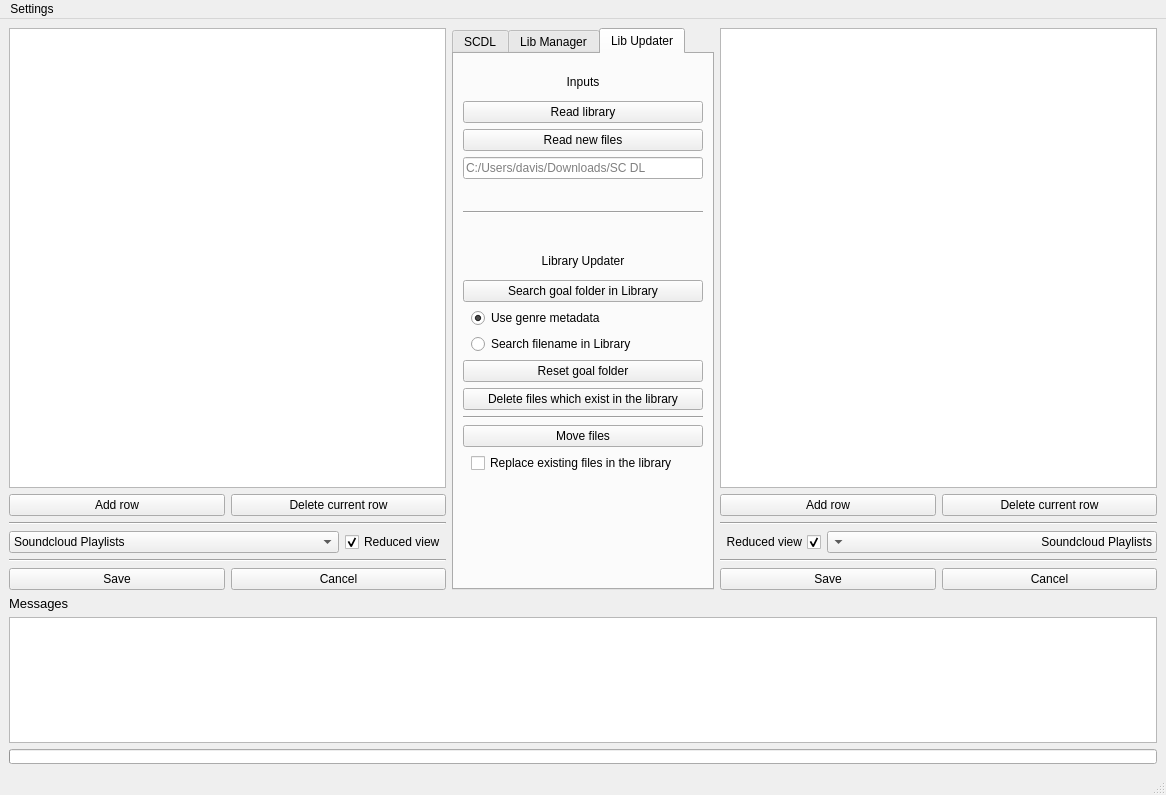
Old version of the form _02_GUI/_03_UI/00_Draft/Main.ui in the repository DST-DEV/SCDL.
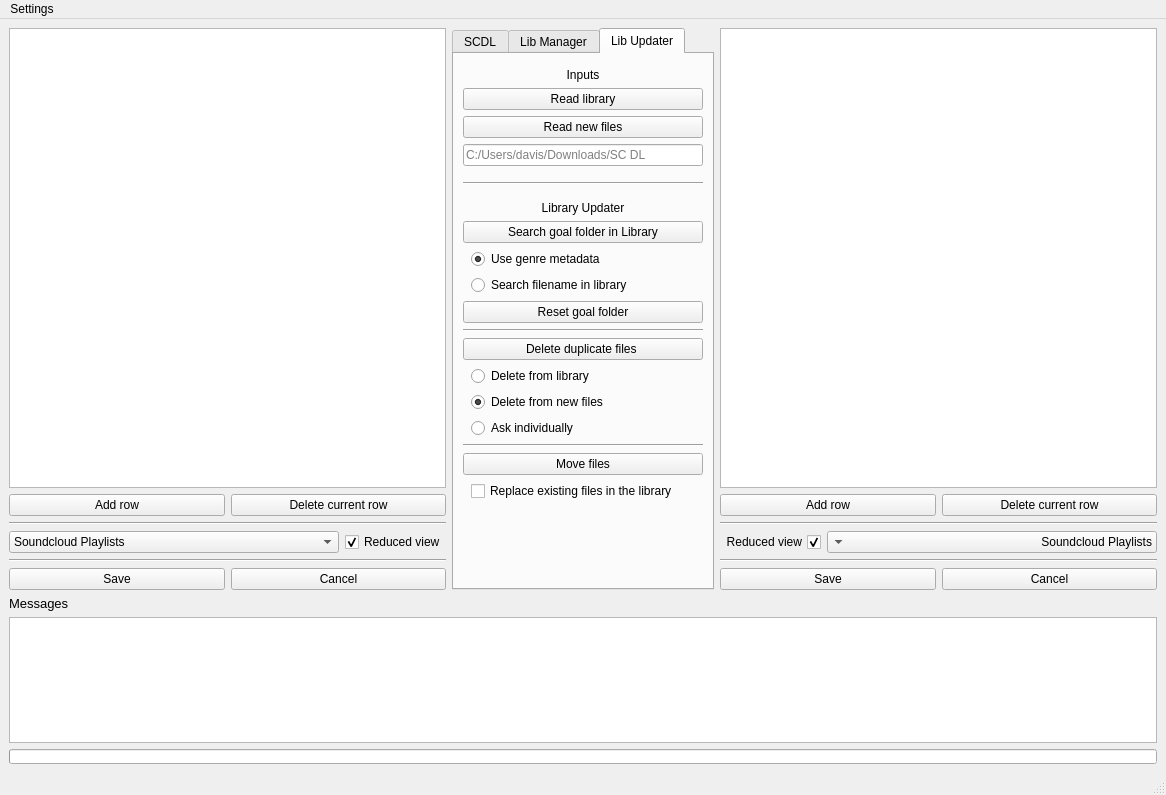
New version of the form.

Commit message: Improved "Delete doubles" functionality (added messagebox, made it chooseable where files are deleted) & extended functionalities of the LibraryManager Messagebox

```diff
--- a/_02_GUI/_03_UI/00_Draft/Main.ui
+++ b/_02_GUI/_03_UI/00_Draft/Main.ui
@@ -1306,56 +1306,7 @@
          </attribute>
          <layout class="QVBoxLayout" name="verticalLayout">
           <item>
-           <layout class="QGridLayout" name="gLayout_LibUp" rowstretch="0,1,10,10,10,1,1,1,1,10,3,10,10,1,0,0,10,2,4">
-            <item row="4" column="0">
-             <widget class="QLineEdit" name="lineEdit_nf_dir_2">
-              <property name="toolTip">
-               <string>Folder path of the new files folder to temporarily overwrite the file path specified in the settings</string>
-              </property>
-              <property name="placeholderText">
-               <string>C:/Users/davis/Downloads/SC DL</string>
-              </property>
-             </widget>
-            </item>
-            <item row="5" column="0">
-             <spacer name="verticalSpacer_libup_2">
-              <property name="orientation">
-               <enum>Qt::Vertical</enum>
-              </property>
-              <property name="sizeHint" stdset="0">
-               <size>
-                <width>20</width>
-                <height>40</height>
-               </size>
-              </property>
-             </spacer>
-            </item>
-            <item row="18" column="0">
-             <spacer name="verticalSpacer_libup_4">
-              <property name="orientation">
-               <enum>Qt::Vertical</enum>
-              </property>
-              <property name="sizeType">
-               <enum>QSizePolicy::MinimumExpanding</enum>
-              </property>
-              <property name="sizeHint" stdset="0">
-               <size>
-                <width>20</width>
-                <height>5</height>
-               </size>
-              </property>
-             </spacer>
-            </item>
-            <item row="1" column="0">
-             <widget class="QLabel" name="lbl_read_dirs_2">
-              <property name="text">
-               <string>Inputs</string>
-              </property>
-              <property name="alignment">
-               <set>Qt::AlignCenter</set>
-              </property>
-             </widget>
-            </item>
+           <layout class="QGridLayout" name="gLayout_LibUp" rowstretch="0,0,0,0,0,0,0,0,0,0,0,0,0,0,0,0,0,0,0,0,0">
             <item row="11" column="0">
              <widget class="QPushButton" name="btn_reset_goalfld">
               <property name="toolTip">
@@ -1366,6 +1317,42 @@
               </property>
              </widget>
             </item>
+            <item row="1" column="0">
+             <widget class="QLabel" name="lbl_read_dirs_2">
+              <property name="text">
+               <string>Inputs</string>
+              </property>
+              <property name="alignment">
+               <set>Qt::AlignCenter</set>
+              </property>
+             </widget>
+            </item>
+            <item row="5" column="0">
+             <spacer name="verticalSpacer_libup_2">
+              <property name="orientation">
+               <enum>Qt::Vertical</enum>
+              </property>
+              <property name="sizeType">
+               <enum>QSizePolicy::Fixed</enum>
+              </property>
+              <property name="sizeHint" stdset="0">
+               <size>
+                <width>20</width>
+                <height>10</height>
+               </size>
+              </property>
+             </spacer>
+            </item>
+            <item row="18" column="0">
+             <widget class="QPushButton" name="btn_move_files">
+              <property name="toolTip">
+               <string>&lt;html&gt;&lt;head/&gt;&lt;body&gt;&lt;p&gt;Move the new files to the determined destination location.&lt;/p&gt;&lt;p&gt;&lt;span style=&quot; font-style:italic;&quot;&gt;Note&lt;/span&gt;: For safety, files in the library are only replaced if the checkbox below is ticked on&lt;/p&gt;&lt;/body&gt;&lt;/html&gt;</string>
+              </property>
+              <property name="text">
+               <string>Move files</string>
+              </property>
+             </widget>
+            </item>
             <item row="3" column="0">
              <widget class="QPushButton" name="btn_read_nf_2">
               <property name="toolTip">
@@ -1376,26 +1363,13 @@
               </property>
              </widget>
             </item>
-            <item row="7" column="0">
-             <spacer name="verticalSpacer_libup_3">
-              <property name="orientation">
-               <enum>Qt::Vertical</enum>
-              </property>
-              <property name="sizeHint" stdset="0">
-               <size>
-                <width>20</width>
-                <height>40</height>
-               </size>
-              </property>
-             </spacer>
-            </item>
-            <item row="9" column="0">
-             <widget class="QPushButton" name="btn_goalfld_search">
+            <item row="4" column="0">
+             <widget class="QLineEdit" name="lineEdit_nf_dir_2">
               <property name="toolTip">
                <string>&lt;html&gt;&lt;head/&gt;&lt;body&gt;&lt;p&gt;Search the destination location of the new files in the track library based on the mode selected below.&lt;/p&gt;&lt;p&gt;This feature only finds the location the files should go. It &lt;span style=&quot; font-weight:700;&quot;&gt;does not &lt;/span&gt;move the files. The user has the option to modifiy the found destination location in the new files table.&lt;/p&gt;&lt;/body&gt;&lt;/html&gt;</string>
               </property>
-              <property name="text">
-               <string>Search goal folder in Library</string>
+              <property name="placeholderText">
+               <string>C:/Users/davis/Downloads/SC DL</string>
               </property>
              </widget>
             </item>
@@ -1405,6 +1379,22 @@
                <enum>Qt::Vertical</enum>
               </property>
               <property name="sizeType">
+               <enum>QSizePolicy::Fixed</enum>
+              </property>
+              <property name="sizeHint" stdset="0">
+               <size>
+                <width>20</width>
+                <height>5</height>
+               </size>
+              </property>
+             </spacer>
+            </item>
+            <item row="20" column="0">
+             <spacer name="verticalSpacer_libup_4">
+              <property name="orientation">
+               <enum>Qt::Vertical</enum>
+              </property>
+              <property name="sizeType">
                <enum>QSizePolicy::MinimumExpanding</enum>
               </property>
               <property name="sizeHint" stdset="0">
@@ -1415,7 +1405,27 @@
               </property>
              </spacer>
             </item>
-            <item row="17" column="0">
+            <item row="13" column="0">
+             <widget class="QPushButton" name="btn_del_ex_files">
+              <property name="toolTip">
+               <string>&lt;html&gt;&lt;head/&gt;&lt;body&gt;&lt;p&gt;Deletes files in the library which are also in the new files. &lt;/p&gt;&lt;p&gt;&lt;span style=&quot; font-style:italic;&quot;&gt;Note:&lt;/span&gt; This feature requires the &amp;quot;Search filename in Library&amp;quot; mode to be used for the determination of the destination location.&lt;/p&gt;&lt;p&gt;The purpose of this feature is to delete tracks that might exist in a different genre than the current new files are planned to be sorted into.&lt;/p&gt;&lt;/body&gt;&lt;/html&gt;</string>
+              </property>
+              <property name="text">
+               <string>Delete duplicate files </string>
+              </property>
+             </widget>
+            </item>
+            <item row="8" column="0">
+             <widget class="QLabel" name="lbl_lib_update">
+              <property name="text">
+               <string>Library Updater</string>
+              </property>
+              <property name="alignment">
+               <set>Qt::AlignCenter</set>
+              </property>
+             </widget>
+            </item>
+            <item row="19" column="0">
              <layout class="QHBoxLayout" name="horizontalLayout" stretch="1,30,1">
               <item>
                <spacer name="horizontalSpacer_11">
@@ -1458,50 +1468,29 @@
               </item>
              </layout>
             </item>
-            <item row="6" column="0">
-             <widget class="Line" name="line_libup1">
+            <item row="7" column="0">
+             <spacer name="verticalSpacer_libup_3">
               <property name="orientation">
-               <enum>Qt::Horizontal</enum>
+               <enum>Qt::Vertical</enum>
               </property>
-             </widget>
-            </item>
-            <item row="16" column="0">
-             <widget class="QPushButton" name="btn_move_files">
-              <property name="toolTip">
-               <string>&lt;html&gt;&lt;head/&gt;&lt;body&gt;&lt;p&gt;Move the new files to the determined destination location.&lt;/p&gt;&lt;p&gt;&lt;span style=&quot; font-style:italic;&quot;&gt;Note&lt;/span&gt;: For safety, files in the library are only replaced if the checkbox below is ticked on&lt;/p&gt;&lt;/body&gt;&lt;/html&gt;</string>
+              <property name="sizeType">
+               <enum>QSizePolicy::Fixed</enum>
               </property>
-              <property name="text">
-               <string>Move files</string>
+              <property name="sizeHint" stdset="0">
+               <size>
+                <width>20</width>
+                <height>10</height>
+               </size>
               </property>
-             </widget>
+             </spacer>
             </item>
-            <item row="2" column="0">
-             <widget class="QPushButton" name="btn_read_lib_2">
-              <property name="toolTip">
-               <string>Read the files from the track library (excluding files from the excluded folders)</string>
-              </property>
-              <property name="text">
-               <string>Read library</string>
-              </property>
-             </widget>
-            </item>
-            <item row="13" column="0">
+            <item row="15" column="0">
              <widget class="Line" name="line_libup2">
               <property name="orientation">
                <enum>Qt::Horizontal</enum>
               </property>
              </widget>
             </item>
-            <item row="8" column="0">
-             <widget class="QLabel" name="lbl_lib_update">
-              <property name="text">
-               <string>Library Updater</string>
-              </property>
-              <property name="alignment">
-               <set>Qt::AlignCenter</set>
-              </property>
-             </widget>
-            </item>
             <item row="10" column="0">
              <layout class="QGridLayout" name="gLayout_move" columnstretch="1,30,1">
               <item row="0" column="0" rowspan="2">
@@ -1523,7 +1512,7 @@
                  <string>&lt;html&gt;&lt;head/&gt;&lt;body&gt;&lt;p&gt;Search for the closest match of the filename of the new files in the track library directory.&lt;/p&gt;&lt;p&gt;&lt;span style=&quot; font-style:italic;&quot;&gt;Note: &lt;/span&gt;This mode could be used to replace files which already exist in the library, but are damaged or of lower audio quality. In addition, it can be used to check whether the new tracks already exist in the library&lt;/p&gt;&lt;/body&gt;&lt;/html&gt;</string>
                 </property>
                 <property name="text">
-                 <string>Search filename in Library</string>
+                 <string>Search filename in library</string>
                 </property>
                 <property name="checked">
                  <bool>false</bool>
@@ -1564,16 +1553,118 @@
               </item>
              </layout>
             </item>
+            <item row="2" column="0">
+             <widget class="QPushButton" name="btn_read_lib_2">
+              <property name="toolTip">
+               <string>Read the files from the track library (excluding files from the excluded folders)</string>
+              </property>
+              <property name="text">
+               <string>Read library</string>
+              </property>
+             </widget>
+            </item>
+            <item row="9" column="0">
+             <widget class="QPushButton" name="btn_goalfld_search">
+              <property name="toolTip">
+               <string>&lt;html&gt;&lt;head/&gt;&lt;body&gt;&lt;p&gt;Search the destination location of the new files in the track library based on the mode selected below.&lt;/p&gt;&lt;p&gt;This feature only finds the location the files should go. It &lt;span style=&quot; font-weight:700;&quot;&gt;does not &lt;/span&gt;move the files. The user has the option to modifiy the found destination location in the new files table.&lt;/p&gt;&lt;/body&gt;&lt;/html&gt;</string>
+              </property>
+              <property name="text">
+               <string>Search goal folder in Library</string>
+              </property>
+             </widget>
+            </item>
+            <item row="6" column="0">
+             <widget class="Line" name="line_libup1">
+              <property name="orientation">
+               <enum>Qt::Horizontal</enum>
+              </property>
+             </widget>
+            </item>
             <item row="12" column="0">
-             <widget class="QPushButton" name="btn_del_ex_files">
-              <property name="toolTip">
-               <string>&lt;html&gt;&lt;head/&gt;&lt;body&gt;&lt;p&gt;Deletes files in the library which are also in the new files. &lt;/p&gt;&lt;p&gt;&lt;span style=&quot; font-style:italic;&quot;&gt;Note:&lt;/span&gt; This feature requires the &amp;quot;Search filename in Library&amp;quot; mode to be used for the determination of the destination location.&lt;/p&gt;&lt;p&gt;The purpose of this feature is to delete tracks that might exist in a different genre than the current new files are planned to be sorted into.&lt;/p&gt;&lt;/body&gt;&lt;/html&gt;</string>
-              </property>
-              <property name="text">
-               <string>Delete files which exist in the library</string>
+             <widget class="Line" name="line_4">
+              <property name="orientation">
+               <enum>Qt::Horizontal</enum>
               </property>
              </widget>
             </item>
+            <item row="14" column="0">
+             <layout class="QGridLayout" name="gLayout_deldoub" columnstretch="1,30,1">
+              <item row="0" column="1">
+               <widget class="QRadioButton" name="rbtn_deldoub_lib">
+                <property name="toolTip">
+                 <string>&lt;html&gt;&lt;head/&gt;&lt;body&gt;&lt;p&gt;Determine the goal folder based on the genre metadata.&lt;/p&gt;&lt;p&gt;For this option to work, the genre should correspond to a folder substructure in the track library, with subfolders separated by hyphens. &lt;/p&gt;&lt;p&gt;E.g. the genre &amp;quot;&lt;span style=&quot; font-style:italic;&quot;&gt;Trance - Bounce - Some subcategory&lt;/span&gt;&amp;quot; would correspond to a folder path &amp;quot;&lt;span style=&quot; font-style:italic;&quot;&gt;&amp;lt;path of track library&amp;gt;/Trance/Bounce/Some subcategory&lt;/span&gt;&amp;quot;.&lt;/p&gt;&lt;/body&gt;&lt;/html&gt;</string>
+                </property>
+                <property name="text">
+                 <string>Delete from library</string>
+                </property>
+                <property name="checked">
+                 <bool>false</bool>
+                </property>
+                <attribute name="buttonGroup">
+                 <string notr="true">BtnGroup_del_doubles</string>
+                </attribute>
+               </widget>
+              </item>
+              <item row="1" column="1">
+               <widget class="QRadioButton" name="rbtn_deldoub_nf">
+                <property name="toolTip">
+                 <string>&lt;html&gt;&lt;head/&gt;&lt;body&gt;&lt;p&gt;Search for the closest match of the filename of the new files in the track library directory.&lt;/p&gt;&lt;p&gt;&lt;span style=&quot; font-style:italic;&quot;&gt;Note: &lt;/span&gt;This mode could be used to replace files which already exist in the library, but are damaged or of lower audio quality. In addition, it can be used to check whether the new tracks already exist in the library&lt;/p&gt;&lt;/body&gt;&lt;/html&gt;</string>
+                </property>
+                <property name="text">
+                 <string>Delete from new files</string>
+                </property>
+                <property name="checked">
+                 <bool>true</bool>
+                </property>
+                <attribute name="buttonGroup">
+                 <string notr="true">BtnGroup_del_doubles</string>
+                </attribute>
+               </widget>
+              </item>
+              <item row="2" column="1">
+               <widget class="QRadioButton" name="rbtn_deldoub_indiv">
+                <property name="toolTip">
+                 <string>&lt;html&gt;&lt;head/&gt;&lt;body&gt;&lt;p&gt;Search for the closest match of the filename of the new files in the track library directory.&lt;/p&gt;&lt;p&gt;&lt;span style=&quot; font-style:italic;&quot;&gt;Note: &lt;/span&gt;This mode could be used to replace files which already exist in the library, but are damaged or of lower audio quality. In addition, it can be used to check whether the new tracks already exist in the library&lt;/p&gt;&lt;/body&gt;&lt;/html&gt;</string>
+                </property>
+                <property name="text">
+                 <string>Ask individually</string>
+                </property>
+                <property name="checked">
+                 <bool>false</bool>
+                </property>
+                <attribute name="buttonGroup">
+                 <string notr="true">BtnGroup_del_doubles</string>
+                </attribute>
+               </widget>
+              </item>
+              <item row="0" column="0" rowspan="3">
+               <spacer name="hSpacer_deldoub_l">
+                <property name="orientation">
+                 <enum>Qt::Horizontal</enum>
+                </property>
+                <property name="sizeHint" stdset="0">
+                 <size>
+                  <width>40</width>
+                  <height>20</height>
+                 </size>
+                </property>
+               </spacer>
+              </item>
+              <item row="0" column="2" rowspan="3">
+               <spacer name="hSpacer_deldoub_r">
+                <property name="orientation">
+                 <enum>Qt::Horizontal</enum>
+                </property>
+                <property name="sizeHint" stdset="0">
+                 <size>
+                  <width>40</width>
+                  <height>20</height>
+                 </size>
+                </property>
+               </spacer>
+              </item>
+             </layout>
+            </item>
            </layout>
           </item>
          </layout>
```
Left out of the diff: 5 changed lines with no effect on the pictures. The commit also changes 17 other files.
